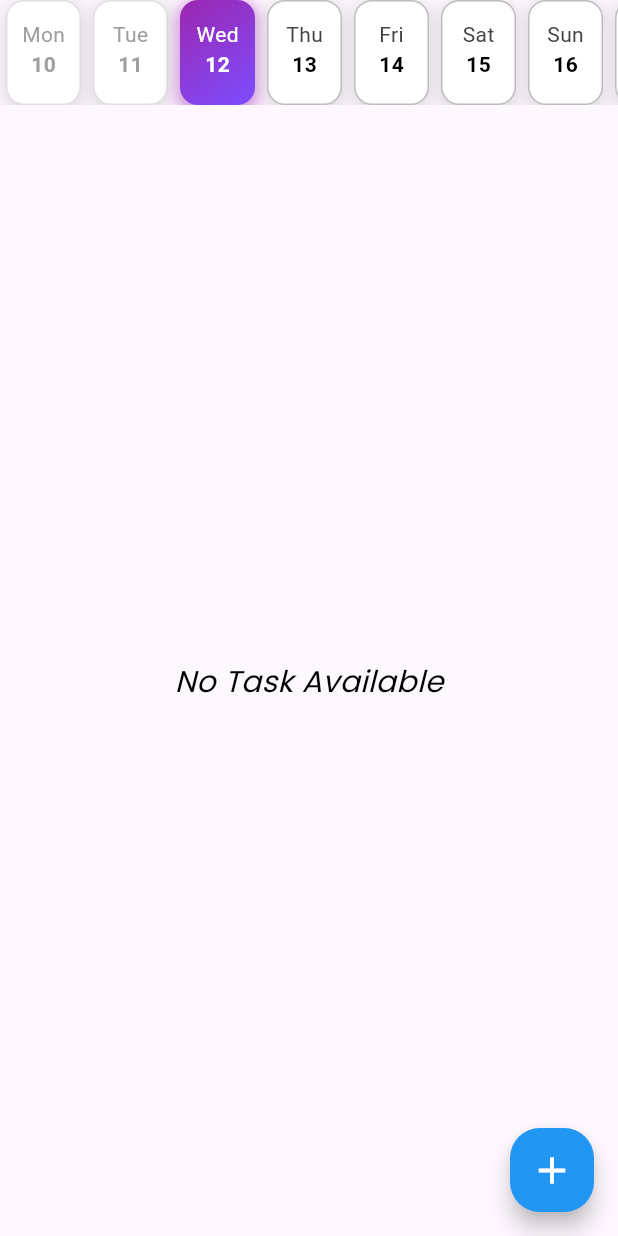
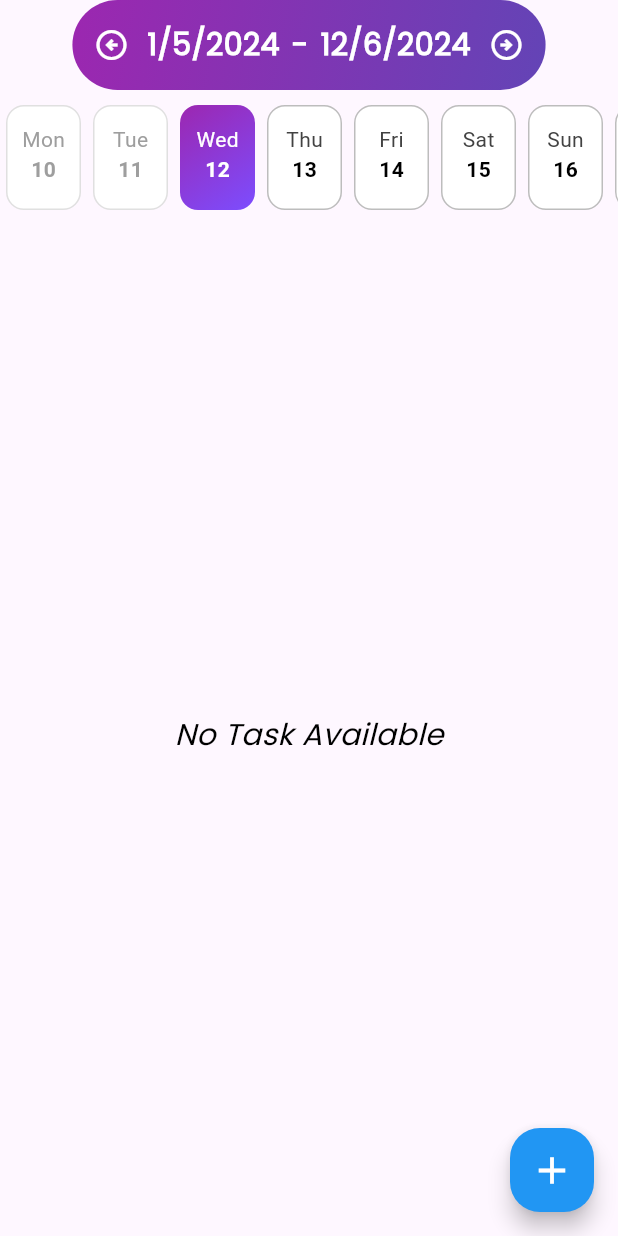
Before and after one commit to JagatheesanB/task_management, a Flutter app: the WeekPage screen opened directly with empty values, on a phone screen of 412 x 824 dp. Run offline on Flutter 3.47's test engine with Material 3 defaults, Android fonts, the phone set to English and light mode, and no system bars; our stand-ins replace dio, flutter_local_notifications, flutter_riverpod, fluttertoast, geocoding, local_auth and 6 more; missing offline and left inert: animated_snack_bar, email_otp, excel; accounts and stored records are empty; generated files the repository leaves out were written again; project files that could hold a hidden picture were left out.

Commit message:
week range added

```diff
--- a/lib/tasks/presentation/widgets/day_tab.dart
+++ b/lib/tasks/presentation/widgets/day_tab.dart
@@ -433,6 +433,8 @@ class DayPageState extends ConsumerState<DayPage>
     );
   }
 
+
+
   Widget _buildNoTasksWidget() {
     return const Center(
       child: Text(
--- a/lib/tasks/presentation/widgets/week_tab.dart
+++ b/lib/tasks/presentation/widgets/week_tab.dart
@@ -1,3 +1,4 @@
+import 'dart:async';
 import 'package:flutter/material.dart';
 import 'package:flutter_riverpod/flutter_riverpod.dart';
 import 'package:intl/intl.dart';
@@ -30,6 +31,9 @@ class WeekPageState extends ConsumerState<WeekPage>
   String selectedInterval = 'DAY';
   late List<Tasks> taskList;
 
+  DateTimeRange dateRange =
+      DateTimeRange(start: DateTime(2024, 5, 1), end: DateTime.now());
+
   void _setSelectedInterval(String interval) {
     setState(() {
       selectedInterval = interval;
@@ -43,29 +47,105 @@ class WeekPageState extends ConsumerState<WeekPage>
     _selectedDate = widget.selectedDate;
   }
 
-  List<DateTime> _generateWeeks(DateTime startDate) {
-    final List<DateTime> weeks = [];
-    DateTime currentDate =
-        startDate.subtract(Duration(days: startDate.weekday - 1));
-    for (int i = 0; i < 7; i++) {
-      weeks.add(currentDate.add(Duration(days: i)));
-    }
-    return weeks;
-  }
-
   @override
   Widget build(BuildContext context) {
+    final start = dateRange.start;
+    final end = dateRange.end;
+    // final difference = dateRange.duration;
+
     taskList = ref.watch(taskProvider);
     final selectedDateTasks = taskList.where((task) =>
         // task.interval == "WEEK" &&
         _isSameDay(task.dateTime!, _selectedDate)).toList();
 
-    final List<DateTime> weekDates = _generateWeeks(_selectedDate);
-
     return Scaffold(
       body: Column(
         mainAxisAlignment: MainAxisAlignment.start,
         children: [
+          Row(
+            mainAxisAlignment: MainAxisAlignment.center,
+            children: [
+              Container(
+                padding: const EdgeInsets.symmetric(vertical: 6, horizontal: 2),
+                decoration: BoxDecoration(
+                  borderRadius: BorderRadius.circular(30),
+                  gradient: const LinearGradient(
+                    colors: [Colors.purple, Color.fromARGB(255, 99, 68, 182)],
+                    begin: Alignment.topLeft,
+                    end: Alignment.bottomRight,
+                  ),
+                  // boxShadow: [
+                  //   BoxShadow(
+                  //     color: Colors.blue.withOpacity(0.4),
+                  //     spreadRadius: 2,
+                  //     blurRadius: 8,
+                  //     offset: const Offset(0, 3),
+                  //   ),
+                  // ],
+                ),
+                child: Row(
+                  children: [
+                    IconButton(
+                      onPressed: _previousWeek,
+                      icon: const Icon(Icons.arrow_circle_left_outlined,
+                          color: Colors.white),
+                    ),
+                    GestureDetector(
+                      onTap: pickDateRange,
+                      child: Text(
+                        '${start.day}/${start.month}/${start.year}',
+                        style: const TextStyle(
+                          fontSize: 20,
+                          fontFamily: 'poppins',
+                          color: Colors.white,
+                          fontWeight: FontWeight.bold,
+                          // decoration: TextDecoration.underline,
+                        ),
+                      ),
+                    ),
+                    const Padding(
+                      padding: EdgeInsets.symmetric(horizontal: 8.0),
+                      child: Text(
+                        '-',
+                        style: TextStyle(
+                          fontFamily: 'Poppins',
+                          fontSize: 20,
+                          fontWeight: FontWeight.bold,
+                          color: Colors.white,
+                        ),
+                      ),
+                    ),
+                    GestureDetector(
+                      onTap: pickDateRange,
+                      child: Text(
+                        '${end.day}/${end.month}/${end.year}',
+                        style: const TextStyle(
+                          fontSize: 20,
+                          fontFamily: 'poppins',
+                          color: Colors.white,
+                          fontWeight: FontWeight.bold,
+                          // decoration: TextDecoration.underline,
+                        ),
+                      ),
+                    ),
+                    IconButton(
+                      onPressed: _nextWeek,
+                      icon: const Icon(Icons.arrow_circle_right_outlined,
+                          color: Colors.white),
+                    ),
+                  ],
+                ),
+              ),
+            ],
+          ),
+          const SizedBox(
+            height: 10,
+          ),
+          // Text(
+          //   'Difference : ${difference.inDays} days',
+          //   style: const TextStyle(fontFamily: 'poppins', fontSize: 8),
+          // ),
+          // _week(),
           SingleChildScrollView(
             scrollDirection: Axis.horizontal,
             child: Row(
@@ -104,23 +184,14 @@ class WeekPageState extends ConsumerState<WeekPage>
                                 : null,
                             color: !isSelectedDate ? Colors.white : null,
                             borderRadius: BorderRadius.circular(12),
-                            boxShadow: isSelectedDate
-                                ? [
-                                    BoxShadow(
-                                      color: Colors.purple.withOpacity(0.5),
-                                      spreadRadius: 2,
-                                      blurRadius: 8,
-                                      offset: const Offset(0, 3),
-                                    )
-                                  ]
-                                : [
-                                    BoxShadow(
-                                      color: Colors.grey.withOpacity(0.3),
-                                      spreadRadius: 2,
-                                      blurRadius: 8,
-                                      offset: const Offset(0, 3),
-                                    )
-                                  ],
+                            // boxShadow: [
+                            //   BoxShadow(
+                            //     color: Colors.purple.withOpacity(0.5),
+                            //     spreadRadius: 2,
+                            //     blurRadius: 8,
+                            //     offset: const Offset(0, 3),
+                            //   )
+                            // ],
                             border: Border.all(
                               color: !isSelectedDate
                                   ? isPastDate
@@ -205,6 +276,58 @@ class WeekPageState extends ConsumerState<WeekPage>
     );
   }
 
+  Future pickDateRange() async {
+    DateTimeRange? nextDateRange = await showDateRangePicker(
+        context: context,
+        initialDateRange: dateRange,
+        firstDate: DateTime(2022),
+        lastDate: DateTime(2025));
+
+    if (nextDateRange == null) return;
+    setState(() {
+      dateRange = nextDateRange;
+    });
+  }
+
+  // Widget _week() {
+  //   final previousMonth = DateTime(_selectedDate.year, _selectedDate.month - 1);
+  //   final nextMonth = DateTime(_selectedDate.year, _selectedDate.month + 1);
+  //   return Visibility(
+  //     child: Row(
+  //       mainAxisAlignment: MainAxisAlignment.center,
+  //       children: [
+  //         IconButton(
+  //           onPressed: _selectedDate.month > DateTime.now().month
+  //               ? () {
+  //                   setState(() {
+  //                     _selectedDate = previousMonth;
+  //                   });
+  //                 }
+  //               : null,
+  //           icon: const Icon(
+  //             Icons.arrow_back_ios,
+  //             color: Colors.redAccent,
+  //           ),
+  //         ),
+  //         Text(
+  //           _getFormattedDate(),
+  //           style: const TextStyle(fontSize: 25, fontWeight: FontWeight.w600),
+  //         ),
+  //         IconButton(
+  //           onPressed: _selectedDate.month < DateTime.now().month
+  //               ? () {
+  //                   setState(() {
+  //                     _selectedDate = nextMonth;
+  //                   });
+  //                 }
+  //               : null,
+  //           icon: const Icon(Icons.arrow_forward_ios, color: Colors.redAccent),
+  //         ),
+  //       ],
+  //     ),
+  //   );
+  // }
+
   FloatingActionButton _addButton(BuildContext context) {
     return FloatingActionButton(
       heroTag: 'btn2',
@@ -229,6 +352,26 @@ class WeekPageState extends ConsumerState<WeekPage>
         size: 30,
       ),
     );
+  }
+
+  void _previousWeek() {
+    setState(() {
+      dateRange = DateTimeRange(
+        start: dateRange.start.subtract(const Duration(days: 7)),
+        end: dateRange.end.subtract(const Duration(days: 7)),
+      );
+      _selectedDate = dateRange.start;
+    });
+  }
+
+  void _nextWeek() {
+    setState(() {
+      dateRange = DateTimeRange(
+        start: dateRange.start.add(const Duration(days: 7)),
+        end: dateRange.end.add(const Duration(days: 7)),
+      );
+      _selectedDate = dateRange.start;
+    });
   }
 
   bool _hasTasksForDate(DateTime date, List<Tasks> taskList) {
@@ -265,4 +408,8 @@ class WeekPageState extends ConsumerState<WeekPage>
       ),
     );
   }
+
+  String _getFormattedDate() {
+    return DateFormat('dd MMMM yyyy').format(_selectedDate);
+  }
 }
```
Also changed, not shown: lib/tasks/presentation/views/home.dart (+25 -3 lines).
